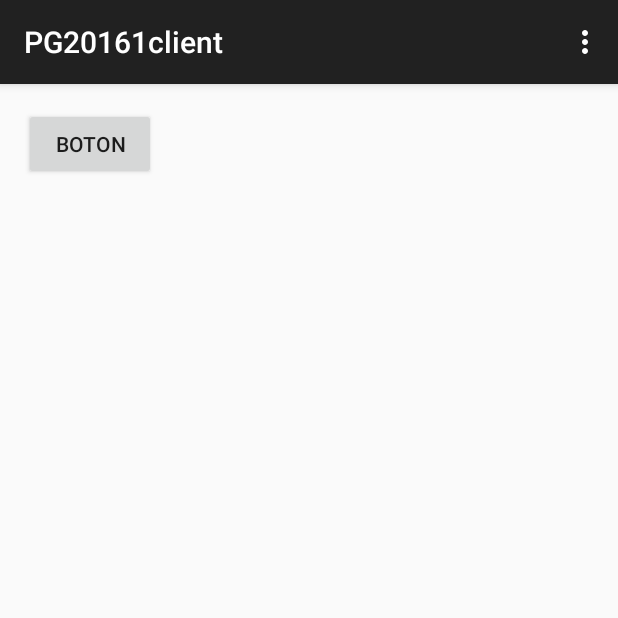
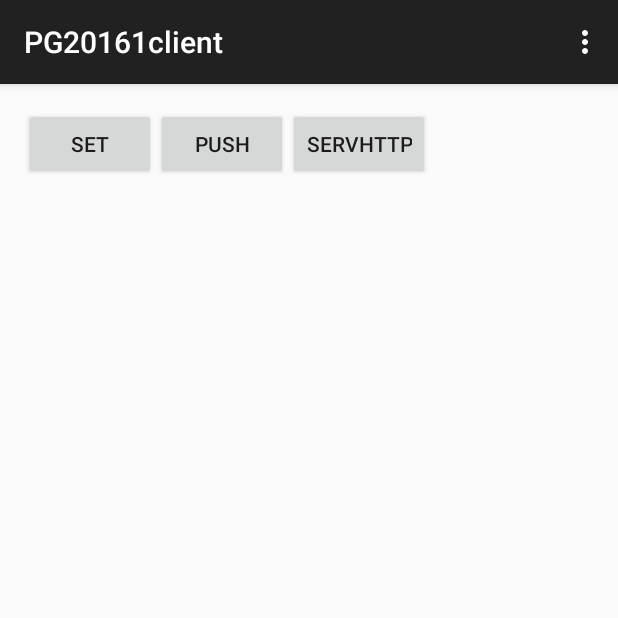
Before and after one commit to jfmolano/PG_client_201610, an Android app: the screen it shows after launch (MainActivity), on a phone screen of 412 x 824 dp, the top half of it. Run offline under Robolectric (Android 15) with nearby library versions, the phone set to English and light mode, and no system bars.

Commit message:
Set MTC PUSH y Recibir POST
.

```diff
--- a/app/build.gradle
+++ b/app/build.gradle
@@ -22,4 +22,5 @@ android {
 dependencies {
     compile fileTree(dir: 'libs', include: ['*.jar'])
     compile 'com.android.support:appcompat-v7:22.0.0'
+    compile files('libs/httpclient-4.2.3-tests.jar')
 }
--- a/app/src/main/res/layout/activity_main.xml
+++ b/app/src/main/res/layout/activity_main.xml
@@ -1,4 +1,4 @@
-<RelativeLayout xmlns:android="http://schemas.android.com/apk/res/android"
+<LinearLayout xmlns:android="http://schemas.android.com/apk/res/android"
     xmlns:tools="http://schemas.android.com/tools" android:layout_width="match_parent"
     android:layout_height="match_parent" android:paddingLeft="@dimen/activity_horizontal_margin"
     android:paddingRight="@dimen/activity_horizontal_margin"
@@ -8,7 +8,19 @@
     <Button
         android:layout_height="wrap_content"
         android:layout_width="wrap_content"
-        android:text="Boton"
-        android:onClick="llamar" />
+        android:text="Set"
+        android:onClick="set" />
 
-</RelativeLayout>
+    <Button
+        android:layout_height="wrap_content"
+        android:layout_width="wrap_content"
+        android:text="Push"
+        android:onClick="push" />
+
+    <Button
+        android:layout_height="wrap_content"
+        android:layout_width="wrap_content"
+        android:text="ServHTTP"
+        android:onClick="servHTTP" />
+
+</LinearLayout>
```
Also changed, not shown: app/src/main/java/com/uniandes/jfm/pg20161client/LoggingHandler.java (added, +47 -0 lines), app/src/main/java/com/uniandes/jfm/pg20161client/MainActivity.java (+63 -2 lines), app/src/main/java/com/uniandes/jfm/pg20161client/RegisterThread.java (added, +92 -0 lines), app/libs/httpclient-4.2.3-tests.jar (added), 1 other file.
